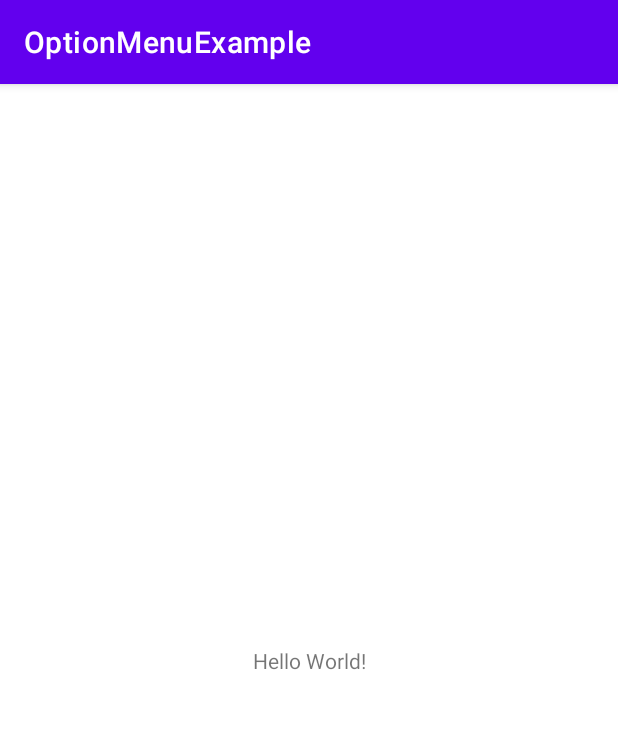
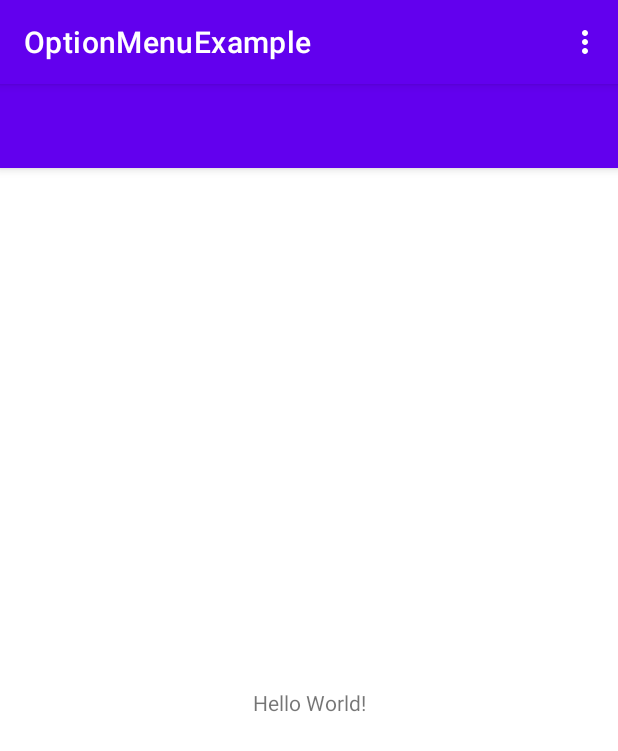
Before and after one commit to samarth20131/OptionMenuExample, an Android app: the screen it shows after launch (MainActivity), on a phone screen of 412 x 824 dp. Shown: the top 751 px of the screen. Run offline under Robolectric (Android 15) with nearby library versions, the phone set to English and light mode, and no system bars.

Commit message:
menu created

```diff
--- a/app/src/main/AndroidManifest.xml
+++ b/app/src/main/AndroidManifest.xml
@@ -1,7 +1,7 @@
 <?xml version="1.0" encoding="utf-8"?>
 <manifest xmlns:android="http://schemas.android.com/apk/res/android"
     xmlns:tools="http://schemas.android.com/tools"
-    package="com.example.optionmenuexample">
+    package="com.example.optionmenuexample" >
 
     <application
         android:allowBackup="true"
@@ -12,10 +12,10 @@
         android:roundIcon="@mipmap/ic_launcher_round"
         android:supportsRtl="true"
         android:theme="@style/Theme.OptionMenuExample"
-        tools:targetApi="31">
+        tools:targetApi="31" >
         <activity
             android:name=".MainActivity"
-            android:exported="true">
+            android:exported="true" >
             <intent-filter>
                 <action android:name="android.intent.action.MAIN" />
 
--- a/app/src/main/java/com/example/optionmenuexample/MainActivity.kt
+++ b/app/src/main/java/com/example/optionmenuexample/MainActivity.kt
@@ -2,10 +2,36 @@ package com.example.optionmenuexample
 
 import androidx.appcompat.app.AppCompatActivity
 import android.os.Bundle
+import android.view.Menu
+import android.view.MenuItem
+import android.widget.Toast
 
 class MainActivity : AppCompatActivity() {
     override fun onCreate(savedInstanceState: Bundle?) {
         super.onCreate(savedInstanceState)
         setContentView(R.layout.activity_main)
     }
+
+    override fun onCreateOptionsMenu(menu: Menu?): Boolean {
+        menuInflater.inflate(R.menu.menu_main, menu)
+        return true
+    }
+
+    override fun onOptionsItemSelected(item: MenuItem): Boolean {
+        return when(item.itemId){
+            R.id.action_settings ->{
+                Toast.makeText(applicationContext,"Click on Settiong", Toast.LENGTH_LONG).show()
+                true
+            }
+            R.id.action_share ->{
+                Toast.makeText(applicationContext, "click on share", Toast.LENGTH_LONG).show()
+                return true
+            }
+            R.id.action_exit ->{
+                Toast.makeText(applicationContext, "click on exit", Toast.LENGTH_LONG).show()
+                return true
+            }
+            else -> super.onOptionsItemSelected(item)
+        }
+    }
 }
--- a/app/src/main/res/layout/activity_main.xml
+++ b/app/src/main/res/layout/activity_main.xml
@@ -1,18 +1,28 @@
 <?xml version="1.0" encoding="utf-8"?>
-<androidx.constraintlayout.widget.ConstraintLayout xmlns:android="http://schemas.android.com/apk/res/android"
+<androidx.coordinatorlayout.widget.CoordinatorLayout
+    xmlns:android="http://schemas.android.com/apk/res/android"
+    xmlns:tools="http://schemas.android.com/tools"
     xmlns:app="http://schemas.android.com/apk/res-auto"
-    xmlns:tools="http://schemas.android.com/tools"
     android:layout_width="match_parent"
     android:layout_height="match_parent"
     tools:context=".MainActivity">
 
-    <TextView
-        android:layout_width="wrap_content"
-        android:layout_height="wrap_content"
-        android:text="Hello World!"
-        app:layout_constraintBottom_toBottomOf="parent"
-        app:layout_constraintEnd_toEndOf="parent"
-        app:layout_constraintStart_toStartOf="parent"
-        app:layout_constraintTop_toTopOf="parent" />
+    <com.google.android.material.appbar.AppBarLayout
+        android:layout_width="match_parent"
+        android:layout_height="wrap_content">
 
-</androidx.constraintlayout.widget.ConstraintLayout>
+    <android.widget.Toolbar
+        android:id="@+id/toolbar"
+        android:layout_width="match_parent"
+        android:layout_height="?attr/actionBarSize"
+        android:background="?attr/colorPrimary" />
+
+    </com.google.android.material.appbar.AppBarLayout>
+
+    <include layout="@layout/content_main" />
+
+
+
+
+
+  </androidx.coordinatorlayout.widget.CoordinatorLayout>
--- /dev/null
+++ b/app/src/main/res/layout/content_main.xml
@@ -0,0 +1,18 @@
+<?xml version="1.0" encoding="utf-8"?>
+<androidx.constraintlayout.widget.ConstraintLayout
+    xmlns:android="http://schemas.android.com/apk/res/android"
+    android:layout_width="match_parent"
+    android:layout_height="match_parent"
+    app:layout_behavior="@string/appbar_scrolling_view_behavior"
+    xmlns:app="http://schemas.android.com/apk/res-auto">
+
+    <TextView
+        android:layout_width="wrap_content"
+        android:layout_height="wrap_content"
+        android:text="Hello World!"
+        app:layout_constraintTop_toTopOf="parent"
+        app:layout_constraintStart_toStartOf="parent"
+        app:layout_constraintBottom_toBottomOf="parent"
+        app:layout_constraintEnd_toEndOf="parent"/>
+
+</androidx.constraintlayout.widget.ConstraintLayout>
--- /dev/null
+++ b/app/src/main/res/menu/menu_main.xml
@@ -0,0 +1,18 @@
+<?xml version="1.0" encoding="utf-8"?>
+<menu xmlns:android="http://schemas.android.com/apk/res/android"
+    xmlns:app="http://schemas.android.com/apk/res-auto">
+    <item
+        android:id="@+id/action_settings"
+        android:orderInCategory="1"
+        android:title="@string/action_settings"/>
+    <item
+        android:id="@+id/action_share"
+        android:orderInCategory="2"
+        android:title="@string/action_share"
+        app:showAsAction="never"/>
+    <item
+        android:id="@+id/action_exit"
+        android:orderInCategory="3"
+        android:title="@string/action_exit"
+        app:showAsAction="never"/>
+</menu>
--- a/app/src/main/res/values/strings.xml
+++ b/app/src/main/res/values/strings.xml
@@ -1,3 +1,6 @@
 <resources>
     <string name="app_name">OptionMenuExample</string>
+    <string name="action_settings">Settings</string>
+    <string name="action_share">Share</string>
+    <string name="action_exit">Exit</string>
 </resources>
```
